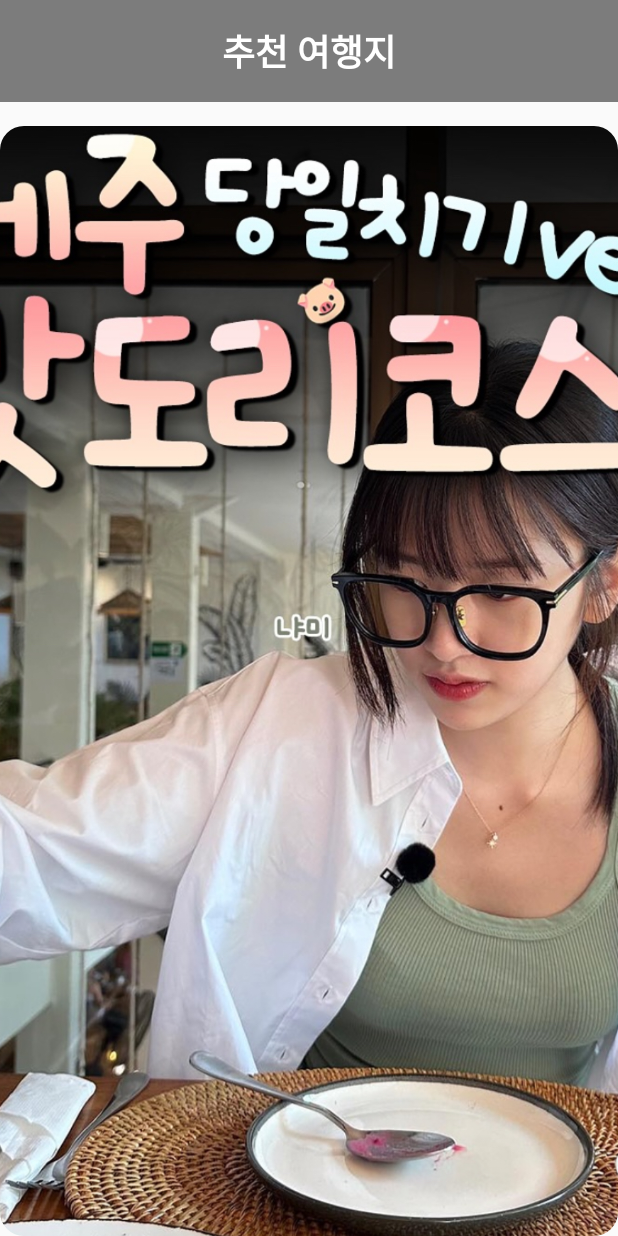
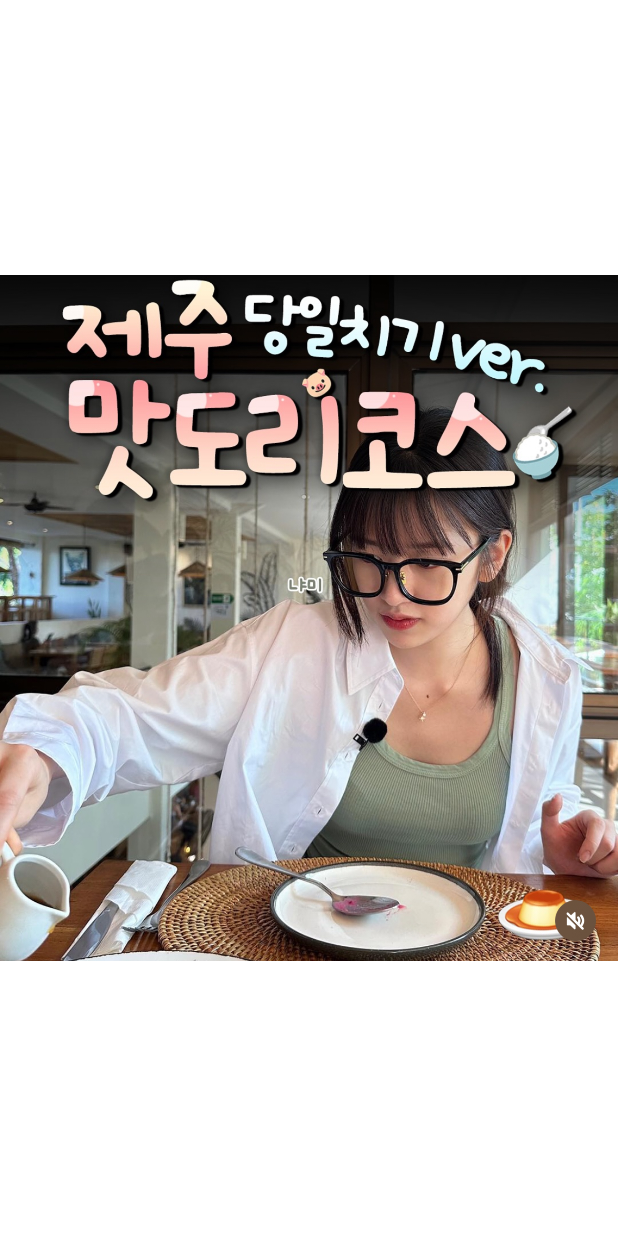
Before and after one commit to DesignTrip1/login, an Android app: the FullscreenSliderActivity screen opened directly, with no data from a screen before it, on a phone screen of 412 x 824 dp. Run offline under Robolectric (Android 15) with nearby library versions, the phone set to English and light mode, and no system bars.

Commit message:
추천여행지 사진 사이즈 조정

```diff
--- a/app/src/main/AndroidManifest.xml
+++ b/app/src/main/AndroidManifest.xml
@@ -82,8 +82,8 @@
         <!-- 추천 여행지 슬라이드 전체화면 액티비티 -->
         <activity
             android:name=".recommend.FullscreenSliderActivity"
-            android:exported="false"
-            android:theme="@style/Theme.AppCompat.Light.NoActionBar" />
+            android:theme="@style/Theme.Design.FullscreenBlack" />
+
 
         <!-- 로그인 액티비티 -->
         <activity
--- a/app/src/main/java/com/example/design/recommend/FullscreenSliderActivity.java
+++ b/app/src/main/java/com/example/design/recommend/FullscreenSliderActivity.java
@@ -1,6 +1,8 @@
 package com.example.design.recommend;
 
 import android.os.Bundle;
+import android.view.View;
+import android.view.WindowManager;
 import androidx.appcompat.app.AppCompatActivity;
 import androidx.viewpager2.widget.ViewPager2;
 
@@ -20,11 +22,27 @@ public class FullscreenSliderActivity extends AppCompatActivity {
     @Override
     protected void onCreate(Bundle savedInstanceState) {
         super.onCreate(savedInstanceState);
+
+        // 상태바까지 숨기는 전체화면 설정
+        getWindow().setFlags(WindowManager.LayoutParams.FLAG_FULLSCREEN,
+                WindowManager.LayoutParams.FLAG_FULLSCREEN);
+
         setContentView(R.layout.activity_fullscreen_slider);
+
+        // 시스템 UI 숨기기 (네비게이션 바, 상태바 포함)
+        View decorView = getWindow().getDecorView();
+        decorView.setSystemUiVisibility(
+                View.SYSTEM_UI_FLAG_IMMERSIVE
+                        | View.SYSTEM_UI_FLAG_FULLSCREEN
+                        | View.SYSTEM_UI_FLAG_HIDE_NAVIGATION
+                        | View.SYSTEM_UI_FLAG_LAYOUT_FULLSCREEN
+                        | View.SYSTEM_UI_FLAG_LAYOUT_HIDE_NAVIGATION
+                        | View.SYSTEM_UI_FLAG_LAYOUT_STABLE
+        );
 
         viewPager = findViewById(R.id.fullscreenViewPager);
 
-        // 이미지 추가 예시
+        // 이미지 추가
         jejuImages.add(R.drawable.jeju);
         jejuImages.add(R.drawable.jeju1);
         jejuImages.add(R.drawable.jeju2);
--- a/app/src/main/java/com/example/design/recommend/SliderAdapter.java
+++ b/app/src/main/java/com/example/design/recommend/SliderAdapter.java
@@ -2,6 +2,7 @@ package com.example.design.recommend;
 
 import android.content.Context;
 import android.content.Intent;
+import android.graphics.Color;
 import android.view.LayoutInflater;
 import android.view.View;
 import android.view.ViewGroup;
@@ -36,10 +37,14 @@ public class SliderAdapter extends RecyclerView.Adapter<SliderAdapter.SliderView
         int imageResId = imageList.get(position);
         holder.imageView.setImageResource(imageResId);
 
-        // 🔽 이미지 클릭 시 해당 여행지 전체화면 슬라이드 액티비티로 이동
+        // ✅ 이미지 비율 유지 + 배경 검정 + 짤림 방지
+        holder.imageView.setScaleType(ImageView.ScaleType.FIT_CENTER); // 비율 유지하면서 화면에 맞춤
+        holder.imageView.setBackgroundColor(Color.WHITE); // 여백은 검정색
+
+        // 🔽 클릭 시 전체화면 슬라이더로 이동 (선택사항)
         holder.imageView.setOnClickListener(v -> {
             Intent intent = new Intent(context, FullscreenSliderActivity.class);
-            intent.putExtra("imageType", position);  // 클릭한 이미지 인덱스 전달
+            intent.putExtra("imageType", position);  // 선택된 이미지 위치
             context.startActivity(intent);
         });
     }
@@ -54,7 +59,7 @@ public class SliderAdapter extends RecyclerView.Adapter<SliderAdapter.SliderView
 
         public SliderViewHolder(@NonNull View itemView) {
             super(itemView);
-            imageView = itemView.findViewById(R.id.imageSlide); // item_slide.xml 안의 ImageView ID
+            imageView = itemView.findViewById(R.id.imageSlide);
         }
     }
 }
--- a/app/src/main/res/layout/activity_fullscreen_slider.xml
+++ b/app/src/main/res/layout/activity_fullscreen_slider.xml
@@ -1,60 +1,15 @@
 <?xml version="1.0" encoding="utf-8"?>
-<androidx.constraintlayout.widget.ConstraintLayout
-    xmlns:android="http://schemas.android.com/apk/res/android"
-    xmlns:app="http://schemas.android.com/apk/res-auto"
+<FrameLayout xmlns:android="http://schemas.android.com/apk/res/android"
+    xmlns:tools="http://schemas.android.com/tools"
     android:layout_width="match_parent"
-    android:layout_height="match_parent">
+    android:layout_height="match_parent"
+    tools:context=".recommend.FullscreenSliderActivity">
 
-    <!-- 지역 이름 표시 -->
-    <TextView
-        android:id="@+id/regionTitle"
-        android:layout_width="0dp"
-        android:layout_height="wrap_content"
-        android:background="#80000000"
-        android:textColor="#FFFFFF"
-        android:textSize="24sp"
-        android:textStyle="bold"
-        android:padding="16dp"
-        android:text="추천 여행지"
-        android:gravity="center"
-        app:layout_constraintTop_toTopOf="parent"
-        app:layout_constraintStart_toStartOf="parent"
-        app:layout_constraintEnd_toEndOf="parent"/>
-
-    <!-- 결과 텍스트뷰 추가 (초기에는 숨김) -->
-    <TextView
-        android:id="@+id/result_text"
-        android:layout_width="wrap_content"
-        android:layout_height="wrap_content"
-        android:text="결과가 여기 표시됩니다"
-        android:textSize="18sp"
-        android:visibility="gone"
-        app:layout_constraintTop_toBottomOf="@id/regionTitle"
-        app:layout_constraintStart_toStartOf="parent"
-        app:layout_constraintEnd_toEndOf="parent"
-        android:layout_marginTop="16dp"/>
-
-    <!-- 추천 여행지 확인 버튼 -->
-    <Button
-        android:id="@+id/show_slider_button"
-        android:layout_width="wrap_content"
-        android:layout_height="wrap_content"
-        android:text="추천 여행지 확인"
-        android:visibility="gone"
-        app:layout_constraintTop_toBottomOf="@id/result_text"
-        app:layout_constraintStart_toStartOf="parent"
-        app:layout_constraintEnd_toEndOf="parent"
-        android:layout_marginTop="16dp"/>
-
-    <!-- 슬라이드 뷰 -->
+    <!-- 전체 화면을 채우는 ViewPager2 -->
     <androidx.viewpager2.widget.ViewPager2
         android:id="@+id/fullscreenViewPager"
-        android:layout_width="0dp"
-        android:layout_height="0dp"
-        app:layout_constraintTop_toBottomOf="@id/show_slider_button"
-        app:layout_constraintBottom_toBottomOf="parent"
-        app:layout_constraintStart_toStartOf="parent"
-        app:layout_constraintEnd_toEndOf="parent"
-        android:layout_marginTop="16dp"/>
+        android:layout_width="match_parent"
+        android:layout_height="match_parent"
+        android:background="#000000" />
 
-</androidx.constraintlayout.widget.ConstraintLayout>
+</FrameLayout>
--- a/app/src/main/res/layout/item_slide.xml
+++ b/app/src/main/res/layout/item_slide.xml
@@ -1,13 +1,14 @@
 <?xml version="1.0" encoding="utf-8"?>
 <FrameLayout xmlns:android="http://schemas.android.com/apk/res/android"
     android:layout_width="match_parent"
-    android:layout_height="match_parent">
+    android:layout_height="match_parent"
+    android:background="#000000">
 
     <ImageView
         android:id="@+id/imageSlide"
         android:layout_width="match_parent"
         android:layout_height="match_parent"
-        android:scaleType="centerCrop"
-        android:background="@drawable/rounded_only_corners"
-        android:clipToOutline="true" />
+        android:scaleType="fitCenter"
+        android:adjustViewBounds="true"
+        android:background="#000000" />
 </FrameLayout>
--- a/app/src/main/res/values/styles.xml
+++ b/app/src/main/res/values/styles.xml
@@ -1,5 +1,6 @@
 <resources>
 
+    <!-- 기존 스타일 예시 -->
     <style name="Widget.Theme.Vellog_login.ActionBar.Fullscreen" parent="Widget.AppCompat.ActionBar">
         <item name="android:background">@color/black_overlay</item>
     </style>
@@ -8,4 +9,13 @@
         <item name="android:background">@color/black_overlay</item>
         <item name="android:buttonBarStyle">?android:attr/buttonBarStyle</item>
     </style>
+
+    <!-- FullscreenSliderActivity용 검정 배경 테마 -->
+    <style name="Theme.Design.FullscreenBlack" parent="Theme.AppCompat.NoActionBar">
+        <item name="android:windowBackground">@android:color/black</item>
+        <item name="android:statusBarColor">@android:color/black</item>
+        <item name="android:navigationBarColor">@android:color/black</item>
+        <item name="android:windowFullscreen">true</item>
+    </style>
+
 </resources>
```
Also changed, not shown: 1 other file.
